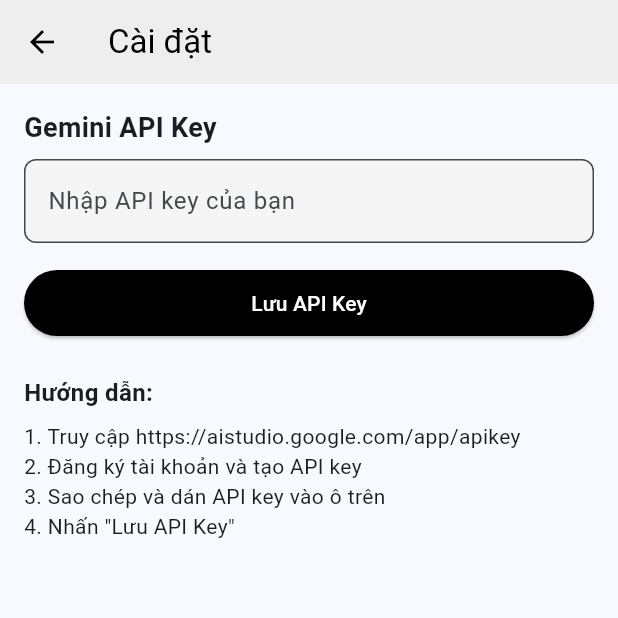
After one commit to NguyenHuynhPhuVinh-TomiSakae/BubbleChatAI, a Flutter app: the screen it shows after launch, after a tap on the "settings" icon, on a phone screen of 412 x 824 dp, the top half of it. The commit adds this screen. Run offline on Flutter 3.47's test engine with Material 3 defaults, Android fonts, the phone set to English and light mode, and no system bars; our stand-ins replace google_generative_ai, shared_preferences.

Commit message:
Tích hợp Gemini API

```diff
--- /dev/null
+++ b/lib/screens/settings_screen.dart
@@ -0,0 +1,119 @@
+import 'package:flutter/material.dart';
+import '../utils/preferences.dart';
+import '../utils/ai_service.dart';
+
+class SettingsScreen extends StatefulWidget {
+  final AiService aiService;
+
+  const SettingsScreen({super.key, required this.aiService});
+
+  @override
+  State<SettingsScreen> createState() => _SettingsScreenState();
+}
+
+class _SettingsScreenState extends State<SettingsScreen> {
+  final TextEditingController _apiKeyController = TextEditingController();
+  bool _isLoading = true;
+
+  @override
+  void initState() {
+    super.initState();
+    _loadApiKey();
+  }
+
+  Future<void> _loadApiKey() async {
+    final apiKey = await Preferences.getApiKey();
+    setState(() {
+      _apiKeyController.text = apiKey ?? '';
+      _isLoading = false;
+    });
+  }
+
+  Future<void> _saveApiKey() async {
+    setState(() {
+      _isLoading = true;
+    });
+
+    await widget.aiService.updateApiKey(_apiKeyController.text);
+
+    setState(() {
+      _isLoading = false;
+    });
+
+    if (mounted) {
+      ScaffoldMessenger.of(context).showSnackBar(
+        const SnackBar(content: Text('API key đã được lưu')),
+      );
+    }
+  }
+
+  @override
+  Widget build(BuildContext context) {
+    return Scaffold(
+      appBar: AppBar(
+        title: const Text('Cài đặt'),
+        backgroundColor: Colors.grey.shade200,
+        foregroundColor: Colors.black,
+      ),
+      body: _isLoading
+          ? const Center(child: CircularProgressIndicator())
+          : Padding(
+              padding: const EdgeInsets.all(16.0),
+              child: Column(
+                crossAxisAlignment: CrossAxisAlignment.start,
+                children: [
+                  const Text(
+                    'Gemini API Key',
+                    style: TextStyle(
+                      fontSize: 18,
+                      fontWeight: FontWeight.bold,
+                    ),
+                  ),
+                  const SizedBox(height: 8),
+                  TextField(
+                    controller: _apiKeyController,
+                    decoration: InputDecoration(
+                      hintText: 'Nhập API key của bạn',
+                      border: OutlineInputBorder(
+                        borderRadius: BorderRadius.circular(8),
+                      ),
+                      filled: true,
+                      fillColor: Colors.grey.shade100,
+                    ),
+                    obscureText: true,
+                  ),
+                  const SizedBox(height: 16),
+                  SizedBox(
+                    width: double.infinity,
+                    child: ElevatedButton(
+                      onPressed: _saveApiKey,
+                      style: ElevatedButton.styleFrom(
+                        backgroundColor: Colors.black,
+                        foregroundColor: Colors.white,
+                        padding: const EdgeInsets.symmetric(vertical: 12),
+                      ),
+                      child: const Text('Lưu API Key'),
+                    ),
+                  ),
+                  const SizedBox(height: 24),
+                  const Text(
+                    'Hướng dẫn:',
+                    style: TextStyle(
+                      fontSize: 16,
+                      fontWeight: FontWeight.bold,
+                    ),
+                  ),
+                  const SizedBox(height: 8),
+                  const Text(
+                    '1. Truy cập https://aistudio.google.com/app/apikey\n'
+                    '2. Đăng ký tài khoản và tạo API key\n'
+                    '3. Sao chép và dán API key vào ô trên\n'
+                    '4. Nhấn "Lưu API Key"',
+                    style: TextStyle(fontSize: 14),
+                  ),
+                ],
+              ),
+            ),
+    );
+  }
+}
--- a/lib/utils/ai_service.dart
+++ b/lib/utils/ai_service.dart
@@ -1,16 +1,83 @@
+import 'package:google_generative_ai/google_generative_ai.dart';
+import 'dart:async';
+import 'preferences.dart';
+
 class AiService {
+  GenerativeModel? _model;
+  ChatSession? _chatSession;
+  bool _isInitialized = false;
+
+  AiService() {
+    _initializeModel();
+  }
+
+  Future<void> _initializeModel() async {
+    try {
+      final apiKey = await Preferences.getApiKey();
+      if (apiKey == null || apiKey.isEmpty) {
+        print("API key không được cung cấp");
+        return;
+      }
+
+      _model = GenerativeModel(
+        model: 'gemini-2.0-flash',
+        apiKey: apiKey,
+        generationConfig: GenerationConfig(
+          temperature: 1,
+          topK: 40,
+          topP: 0.95,
+          maxOutputTokens: 8192,
+          responseMimeType: 'text/plain',
+        ),
+      );
+
+      _chatSession = _model!.startChat(history: []);
+      _isInitialized = true;
+    } catch (e) {
+      print("Lỗi khởi tạo model: $e");
+    }
+  }
+
+  Future<void> updateApiKey(String apiKey) async {
+    await Preferences.saveApiKey(apiKey);
+    _isInitialized = false;
+    await _initializeModel();
+  }
+
   Future<String> generateResponse(String query) async {
-    // Giả lập phản hồi từ AI
-    await Future.delayed(const Duration(seconds: 1));
+    if (!_isInitialized) {
+      return "Chưa khởi tạo được kết nối với AI. Vui lòng kiểm tra API key trong cài đặt.";
+    }
 
-    if (query.toLowerCase().contains('xin chào') || query.toLowerCase().contains('hello')) {
-      return 'Xin chào! Tôi có thể giúp gì cho bạn?';
-    } else if (query.toLowerCase().contains('thời tiết')) {
-      return 'Tôi không có khả năng kiểm tra thời tiết hiện tại. Bạn có thể hỏi tôi điều gì khác không?';
-    } else if (query.toLowerCase().contains('flutter')) {
-      return 'Flutter là framework UI của Google để xây dựng ứng dụng đa nền tảng từ một codebase duy nhất.';
-    } else {
-      return 'Cảm ơn câu hỏi của bạn. Tôi là một AI giả lập đơn giản, vì vậy khả năng của tôi còn hạn chế.';
+    try {
+      final content = Content.text(query);
+      final response = await _chatSession!.sendMessage(content);
+      return response.text ?? 'Không nhận được phản hồi';
+    } catch (e) {
+      return 'Đã xảy ra lỗi: $e';
+    }
+  }
+
+  Stream<String> generateResponseStream(String query) async* {
+    if (!_isInitialized) {
+      yield "Chưa khởi tạo được kết nối với AI. Vui lòng kiểm tra API key trong cài đặt.";
+      return;
+    }
+
+    try {
+      final content = Content.text(query);
+      String fullResponse = "";
+
+      final responseStream = _chatSession!.sendMessageStream(content);
+
+      await for (final response in responseStream) {
+        if (response.text != null) {
+          fullResponse += response.text!;
+          yield fullResponse;
+        }
+      }
+    } catch (e) {
+      yield 'Đã xảy ra lỗi: $e';
     }
   }
 }
--- /dev/null
+++ b/lib/utils/preferences.dart
@@ -0,0 +1,15 @@
+import 'package:shared_preferences/shared_preferences.dart';
+
+class Preferences {
+  static const String apiKeyKey = 'gemini_api_key';
+
+  static Future<void> saveApiKey(String apiKey) async {
+    final prefs = await SharedPreferences.getInstance();
+    await prefs.setString(apiKeyKey, apiKey);
+  }
+
+  static Future<String?> getApiKey() async {
+    final prefs = await SharedPreferences.getInstance();
+    return prefs.getString(apiKeyKey);
+  }
+}
--- a/pubspec.yaml
+++ b/pubspec.yaml
@@ -14,6 +14,8 @@ dependencies:
 
   english_words: ^4.0.0
   provider: ^6.1.2
+  google_generative_ai: ^0.4.6
+  shared_preferences: ^2.5.2
 
 dev_dependencies:
   flutter_test:
```
Also changed, not shown: lib/models/message.dart (+11 -0 lines), lib/screens/chat_screen.dart (+61 -14 lines), pubspec.lock, 1 other file.
